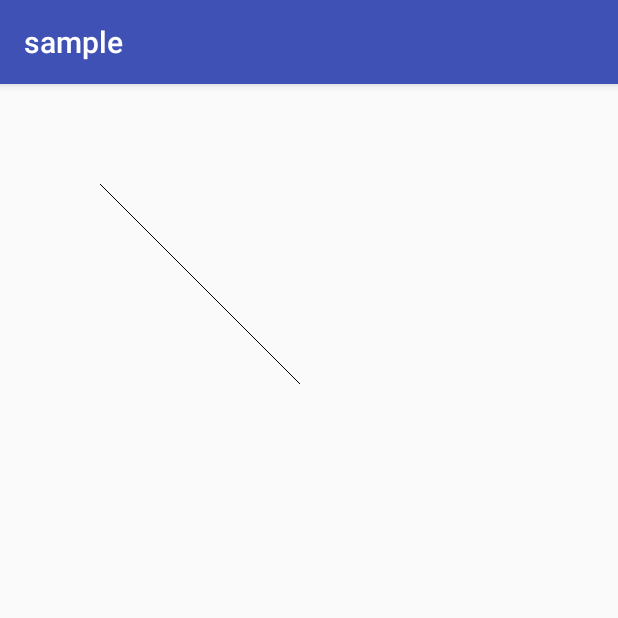
After one commit to eastwindDC/AndroidSample, an Android app: the CustomViewActivity screen opened directly, with no data from a screen before it, on a phone screen of 412 x 824 dp, the top half of it. The commit adds this screen. Run offline under Robolectric (Android 15) with nearby library versions, the phone set to English and light mode, and no system bars.

Commit message:
draw a line in CustomViewActivity

```diff
--- a/app/src/main/AndroidManifest.xml
+++ b/app/src/main/AndroidManifest.xml
@@ -36,6 +36,8 @@
                 android:name="android.accessibilityservice"
                 android:resource="@xml/access_service"/>
         </service>
+
+        <activity android:name=".customView.CustomViewActivity"></activity>
     </application>
 
 </manifest>
--- /dev/null
+++ b/app/src/main/java/com/eastwinddc/sample/customView/BaseView.java
@@ -0,0 +1,32 @@
+package com.eastwinddc.sample.customView;
+
+import android.content.Context;
+import android.graphics.Canvas;
+import android.graphics.Paint;
+import android.support.annotation.Nullable;
+import android.util.AttributeSet;
+import android.view.View;
+
+/**
+ * Created by ewinddc on 2017/10/17.
+ */
+
+public class BaseView extends View{
+    private Paint paint = new Paint();
+    public BaseView(Context context, @Nullable AttributeSet attrs) {
+        super(context, attrs);
+    }
+
+    @Override
+    protected void onMeasure(int widthMeasureSpec, int heightMeasureSpec) {
+        super.onMeasure(widthMeasureSpec, heightMeasureSpec);
+    }
+
+    @Override
+    protected void onDraw(Canvas canvas) {
+        super.onDraw(canvas);
+        canvas.drawLine(100,100,300,300,paint);
+    }
+
+
+}
--- /dev/null
+++ b/app/src/main/java/com/eastwinddc/sample/customView/CustomViewActivity.java
@@ -0,0 +1,34 @@
+package com.eastwinddc.sample.customView;
+
+import android.os.Bundle;
+import android.support.annotation.Nullable;
+
+import com.eastwinddc.sample.BaseActivity;
+import com.eastwinddc.sample.R;
+
+/**
+ * Created by ewinddc on 2017/10/17.
+ */
+
+public class CustomViewActivity extends BaseActivity {
+    @Override
+    protected void onCreate(@Nullable Bundle savedInstanceState) {
+        super.onCreate(savedInstanceState);
+        setContentView(R.layout.activity_custom_view);
+    }
+
+    @Override
+    protected void onResume() {
+        super.onResume();
+    }
+
+    @Override
+    protected void onPause() {
+        super.onPause();
+    }
+
+    @Override
+    protected void onDestroy() {
+        super.onDestroy();
+    }
+}
--- /dev/null
+++ b/app/src/main/res/layout/activity_custom_view.xml
@@ -0,0 +1,10 @@
+<?xml version="1.0" encoding="utf-8"?>
+<LinearLayout xmlns:android="http://schemas.android.com/apk/res/android"
+    android:orientation="vertical"
+    android:layout_width="match_parent"
+    android:layout_height="match_parent">
+    <com.eastwinddc.sample.customView.BaseView
+        android:layout_width="wrap_content"
+        android:layout_height="wrap_content" />
+
+</LinearLayout>
--- a/app/src/main/res/values/strings.xml
+++ b/app/src/main/res/values/strings.xml
@@ -7,4 +7,8 @@
     <string name="action_settings">Settings</string>
 
     <string name="access">access</string>
+
+    <string name="device_info">设备信息</string>
+    <string name="access_demo">access示例</string>
+    <string name="custom_view">custom view</string>
 </resources>
```
Also changed, not shown: app/src/main/java/com/eastwinddc/sample/MainActivity.java (+22 -12 lines).
